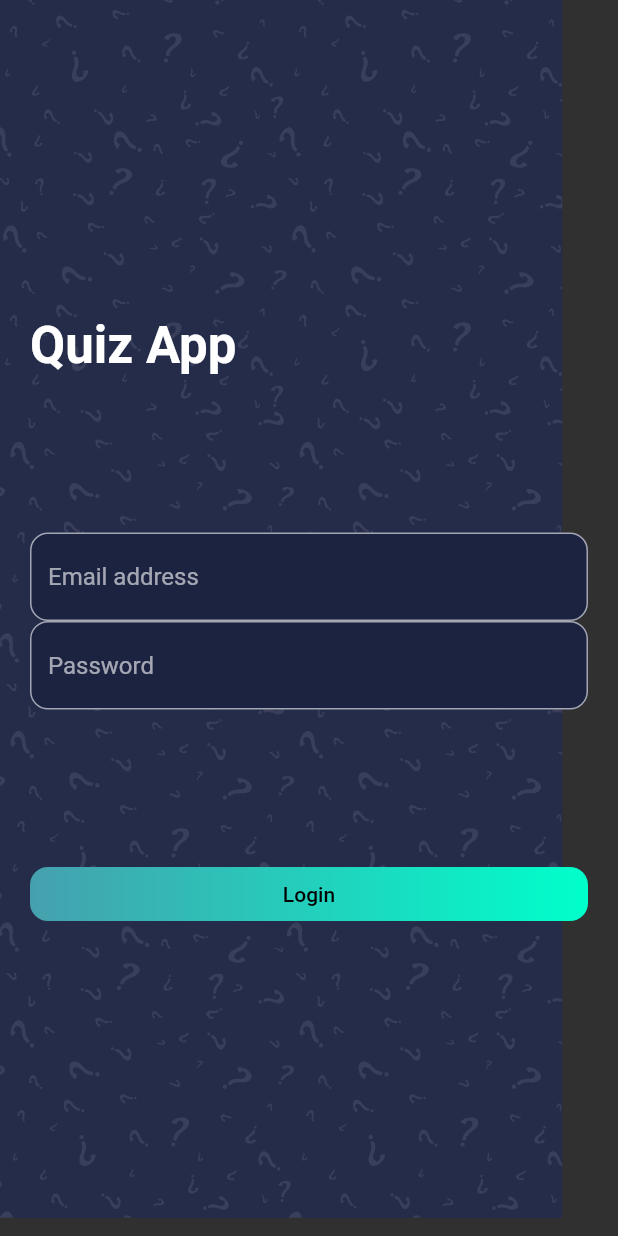
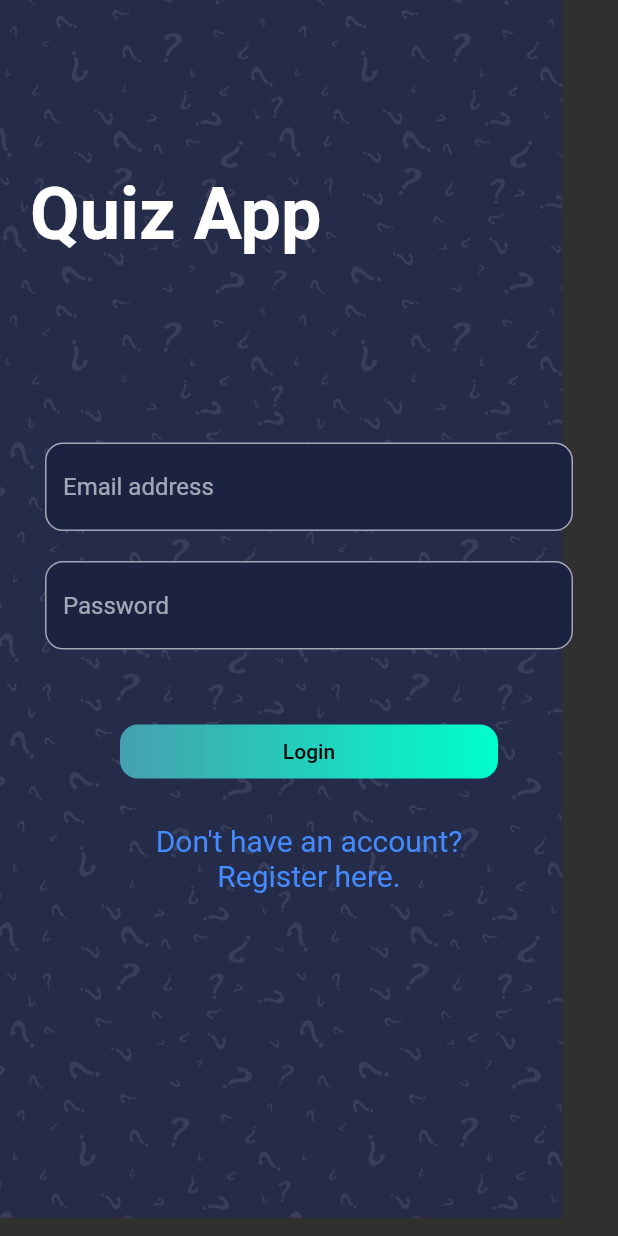
Before and after one commit to MaeMikon/Quizizz-Clone, a Flutter app: the screen it shows after launch, on a phone screen of 412 x 824 dp. Run offline on Flutter 3.47's test engine with Material 2 defaults, Android fonts, the phone set to English and light mode, and no system bars; our stand-ins replace get, websafe_svg.

Commit message:
Change to login screen

```diff
--- a/lib/screens/welcome/welcome_screen.dart
+++ b/lib/screens/welcome/welcome_screen.dart
@@ -17,14 +17,16 @@ class WelcomeScreen extends StatelessWidget {
               child: Column(
                 crossAxisAlignment: CrossAxisAlignment.start,
                 children: [
-                  Spacer(flex: 2), //2/6
+                  Spacer(flex: 1), //2/6
                   Text(
                     "Quiz App",
                     style: Theme.of(context).textTheme.headline4.copyWith(
-                        color: Colors.white, fontWeight: FontWeight.bold),
+                        color: Colors.white, fontWeight: FontWeight.bold, fontSize: 48),
                   ),
                   Spacer(), // 1/6
-                  TextField(
+                  Container(
+                    margin: EdgeInsets.all(10.0),
+                    child: TextField(
                     decoration: InputDecoration(
                       filled: true,
                       fillColor: Color(0xFF1C2341),
@@ -34,7 +36,11 @@ class WelcomeScreen extends StatelessWidget {
                       ),
                     ),
                   ),
-                  TextField(
+                  ),
+                  Container(
+                    padding: EdgeInsets.all(10.0),
+
+                    child: TextField(
                     decoration: InputDecoration(
                       filled: true,
                       fillColor: Color(0xFF1C2341),
@@ -43,14 +49,16 @@ class WelcomeScreen extends StatelessWidget {
                         borderRadius: BorderRadius.all(Radius.circular(12)),
                       ),
                     ),
+                   ),
                   ),
-                  Spacer(), // 1/6
                   InkWell(
                     onTap: () => Get.to(QuizScreen()),
+
                     child: Container(
-                      width: double.infinity,
+
                       alignment: Alignment.center,
                       padding: EdgeInsets.all(kDefaultPadding * 0.5), // 15
+                      margin: EdgeInsets.only(left:60.0, right:60.0, top:40.0, bottom: 30.0),
                       decoration: BoxDecoration(
                         gradient: kPrimaryGradient,
                         borderRadius: BorderRadius.all(Radius.circular(12)),
@@ -64,6 +72,18 @@ class WelcomeScreen extends StatelessWidget {
                       ),
                     ),
                   ),
+                  InkWell(
+                    //onTap: () =>Get.to(Register()),
+                    child: Container(
+                      alignment: Alignment.center,
+                      margin: EdgeInsets.only(left:60.0, right:60.0),
+                      child: Text("Don't have an account? Register here.",
+                        textAlign: TextAlign.center,
+                        style:  Theme.of(context).textTheme.headline4.copyWith(
+                          color: Colors.blueAccent, fontSize: 20, ),
+                      ),
+                    ),
+                  ),
                   Spacer(flex: 2), // it will take 2/6 spaces
                 ],
               ),
```
